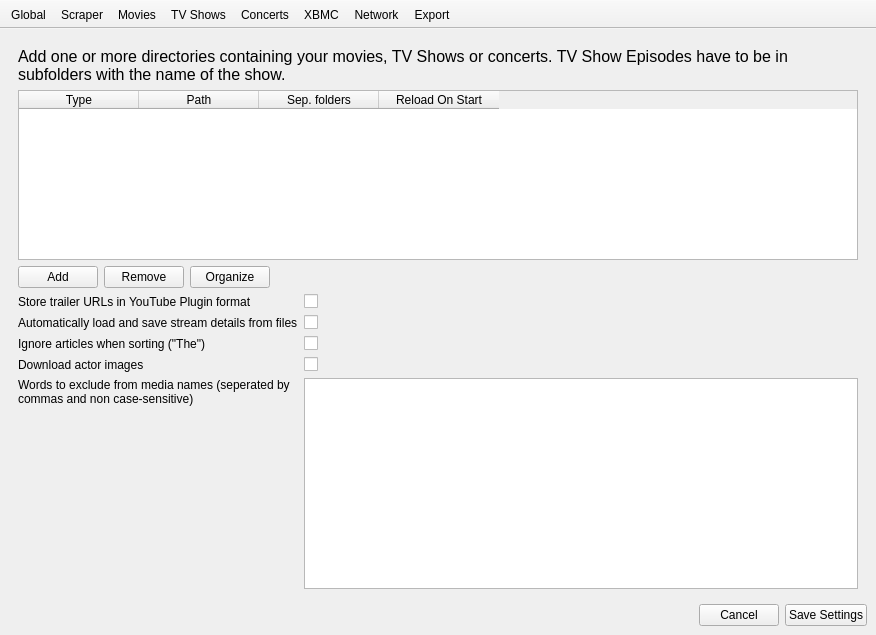
Komet/MediaElch, file settings/SettingsWindow.ui: the form before one commit.
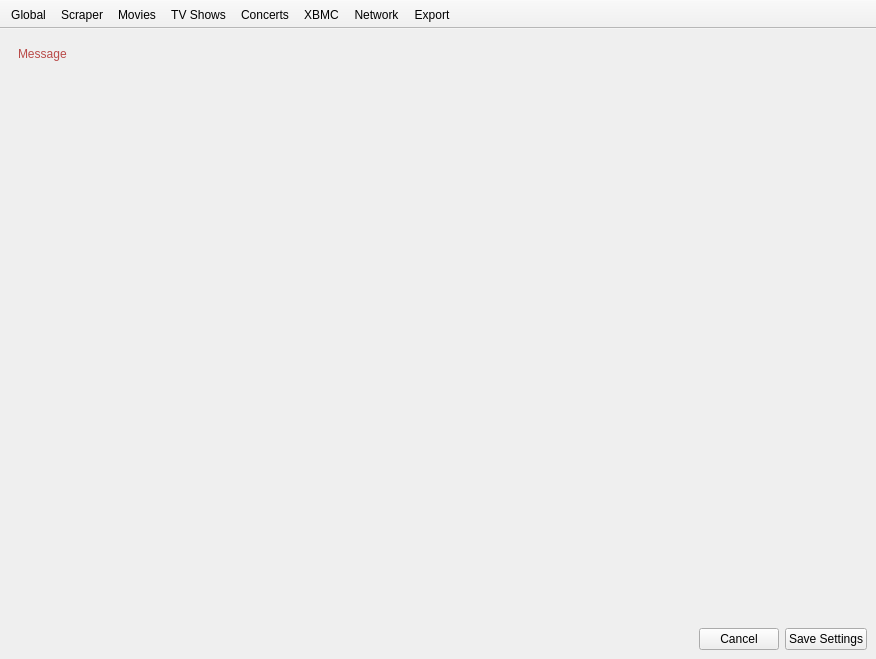
The form after the commit. The open tabs and pages were chosen to show the change. Icons and pictures are not drawn. Custom widgets are drawn as their Qt base class.

Commit message: GUI elements to install/update/remove/themes

The edit to the form file:
```diff
--- a/settings/SettingsWindow.ui
+++ b/settings/SettingsWindow.ui
@@ -10,7 +10,7 @@
     <x>0</x>
     <y>0</y>
     <width>876</width>
-    <height>635</height>
+    <height>659</height>
    </rect>
   </property>
   <property name="windowTitle">
@@ -1020,7 +1020,52 @@
         </item>
        </layout>
       </widget>
-      <widget class="QWidget" name="page"/>
+      <widget class="QWidget" name="page_7">
+       <layout class="QVBoxLayout" name="verticalLayout_9">
+        <item>
+         <widget class="QLabel" name="themesErrorMessage">
+          <property name="styleSheet">
+           <string notr="true">color: #B94A48;</string>
+          </property>
+          <property name="text">
+           <string>Message</string>
+          </property>
+         </widget>
+        </item>
+        <item>
+         <widget class="QTableWidget" name="exportTemplates">
+          <property name="styleSheet">
+           <string notr="true">background-color: transparent;
+alternate-background-color: transparent;
+border: none;</string>
+          </property>
+          <property name="editTriggers">
+           <set>QAbstractItemView::NoEditTriggers</set>
+          </property>
+          <property name="selectionMode">
+           <enum>QAbstractItemView::NoSelection</enum>
+          </property>
+          <property name="showGrid">
+           <bool>false</bool>
+          </property>
+          <attribute name="horizontalHeaderVisible">
+           <bool>false</bool>
+          </attribute>
+          <attribute name="horizontalHeaderStretchLastSection">
+           <bool>true</bool>
+          </attribute>
+          <attribute name="verticalHeaderVisible">
+           <bool>false</bool>
+          </attribute>
+          <column>
+           <property name="text">
+            <string>Theme</string>
+           </property>
+          </column>
+         </widget>
+        </item>
+       </layout>
+      </widget>
      </widget>
     </item>
     <item>
```
The commit also changes 12 other files.
